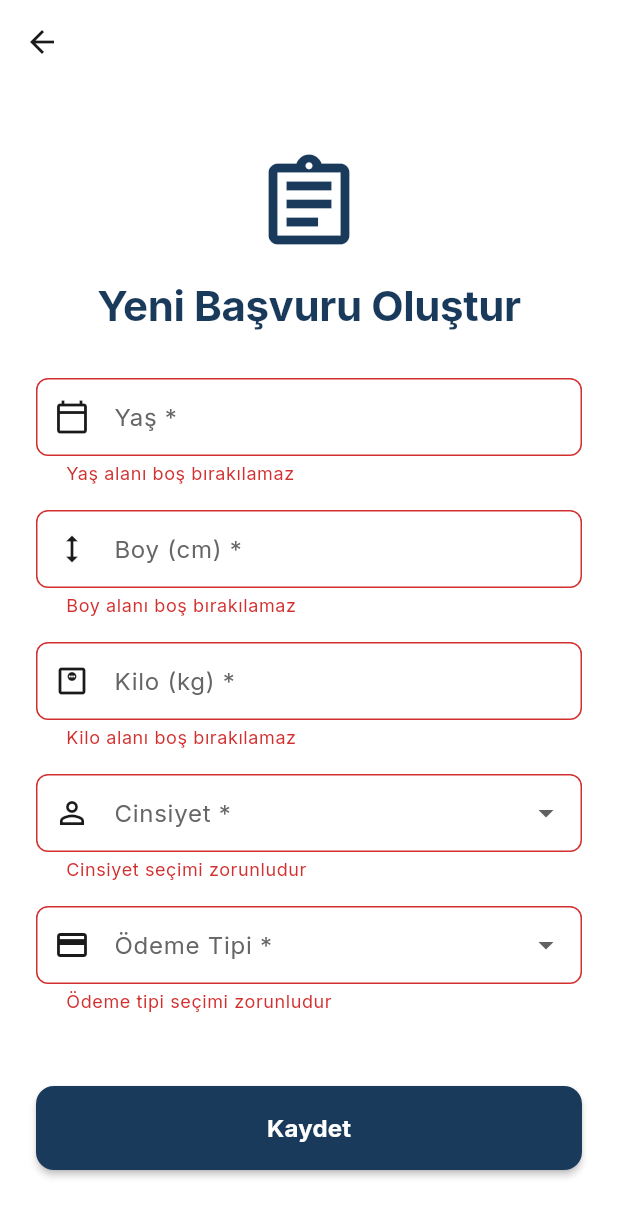
After one commit to 1omeralkan/alkan-sigorta-mobile, a Flutter app: the ApplicationCreatePage screen opened by its route, after a tap on "Kaydet", on a phone screen of 412 x 824 dp. The commit adds this screen. Shown: the top 1217 px of the screen. Run offline on Flutter 3.47's test engine with Material 3 defaults, Android fonts, the phone set to English and light mode, and no system bars; our stand-ins replace dio, flutter_bloc, flutter_dotenv, flutter_secure_storage, google_fonts; accounts and stored records are empty; network calls fail.

Commit message:
Başvuru modülü eklendi ve token interceptor entegre edildi.

```diff
--- a/lib/core/routes/app_router.dart
+++ b/lib/core/routes/app_router.dart
@@ -8,6 +8,10 @@ import '../../features/auth/data/datasources/auth_remote_data_source.dart';
 import '../../features/auth/data/datasources/parameter_remote_data_source.dart';
 import '../../features/auth/data/repositories/auth_repository_impl.dart';
 import '../../features/home/presentation/pages/home_page.dart';
+import '../../features/application/presentation/pages/application_create_page.dart';
+import '../../features/application/presentation/bloc/application_cubit.dart';
+import '../../features/application/data/datasources/application_remote_data_source.dart';
+import '../../features/application/data/repositories/application_repository_impl.dart';
 import '../../core/network/dio_client.dart';
 import '../../core/services/storage_service.dart';
 
@@ -48,6 +52,20 @@ class AppRouter {
         return MaterialPageRoute(
           builder: (_) => const HomePage(),
         );
+      case '/application-create':
+        return MaterialPageRoute(
+          builder: (_) {
+            final dioClient = DioClient();
+            final applicationRemoteDataSource = ApplicationRemoteDataSourceImpl(dioClient);
+            final applicationRepository = ApplicationRepositoryImpl(applicationRemoteDataSource);
+            final applicationCubit = ApplicationCubit(applicationRepository);
+
+            return BlocProvider(
+              create: (_) => applicationCubit,
+              child: const ApplicationCreatePage(),
+            );
+          },
+        );
       default:
         return MaterialPageRoute(
           builder: (_) => const Scaffold(
--- /dev/null
+++ b/lib/features/application/data/models/application_save_request.dart
@@ -0,0 +1,40 @@
+class ApplicationSaveRequest {
+  final int customerId;
+  final int productId;
+  final String? description;
+  final String paymentTypeCode;
+  final int installmentCount;
+  final List<String> requestedCoverageCodes;
+  final int? age;
+  final double? height;
+  final double? weight;
+  final String? gender;
+
+  ApplicationSaveRequest({
+    required this.customerId,
+    required this.productId,
+    this.description,
+    required this.paymentTypeCode,
+    required this.installmentCount,
+    required this.requestedCoverageCodes,
+    this.age,
+    this.height,
+    this.weight,
+    this.gender,
+  });
+
+  Map<String, dynamic> toJson() {
+    return {
+      'customerId': customerId,
+      'productId': productId,
+      'description': description,
+      'paymentTypeCode': paymentTypeCode,
+      'installmentCount': installmentCount,
+      'requestedCoverageCodes': requestedCoverageCodes,
+      'age': age,
+      'height': height,
+      'weight': weight,
+      'gender': gender,
+    };
+  }
+}
--- /dev/null
+++ b/lib/features/application/data/repositories/application_repository_impl.dart
@@ -0,0 +1,18 @@
+import '../../domain/repositories/application_repository.dart';
+import '../datasources/application_remote_data_source.dart';
+import '../models/application_save_request.dart';
+
+class ApplicationRepositoryImpl implements ApplicationRepository {
+  final ApplicationRemoteDataSource _remoteDataSource;
+
+  ApplicationRepositoryImpl(this._remoteDataSource);
+
+  @override
+  Future<void> createApplication(ApplicationSaveRequest request) async {
+    try {
+      await _remoteDataSource.createApplication(request);
+    } catch (e) {
+      rethrow;
+    }
+  }
+}
--- /dev/null
+++ b/lib/features/application/domain/repositories/application_repository.dart
@@ -0,0 +1,5 @@
+import '../../data/models/application_save_request.dart';
+
+abstract class ApplicationRepository {
+  Future<void> createApplication(ApplicationSaveRequest request);
+}
--- /dev/null
+++ b/lib/features/application/presentation/bloc/application_cubit.dart
@@ -0,0 +1,21 @@
+import 'package:flutter_bloc/flutter_bloc.dart';
+import '../../data/models/application_save_request.dart';
+import '../../domain/repositories/application_repository.dart';
+import 'application_state.dart';
+
+class ApplicationCubit extends Cubit<ApplicationState> {
+  final ApplicationRepository _repository;
+
+  ApplicationCubit(this._repository) : super(ApplicationInitial());
+
+  Future<void> submitApplication(ApplicationSaveRequest request) async {
+    emit(ApplicationLoading());
+
+    try {
+      await _repository.createApplication(request);
+      emit(ApplicationSuccess());
+    } catch (e) {
+      emit(ApplicationFailure(e.toString().replaceFirst('Exception: ', '')));
+    }
+  }
+}
--- /dev/null
+++ b/lib/features/application/presentation/bloc/application_state.dart
@@ -0,0 +1,13 @@
+abstract class ApplicationState {}
+
+class ApplicationInitial extends ApplicationState {}
+
+class ApplicationLoading extends ApplicationState {}
+
+class ApplicationSuccess extends ApplicationState {}
+
+class ApplicationFailure extends ApplicationState {
+  final String message;
+
+  ApplicationFailure(this.message);
+}
--- /dev/null
+++ b/lib/features/application/presentation/pages/application_create_page.dart
@@ -0,0 +1,377 @@
+import 'package:flutter/material.dart';
+import 'package:flutter/services.dart';
+import 'package:flutter_bloc/flutter_bloc.dart';
+import '../../../../core/constants/app_colors.dart';
+import '../../../../core/constants/app_sizes.dart';
+import '../../data/models/application_save_request.dart';
+import '../bloc/application_cubit.dart';
+import '../bloc/application_state.dart';
+
+class ApplicationCreatePage extends StatefulWidget {
+  const ApplicationCreatePage({super.key});
+
+  @override
+  State<ApplicationCreatePage> createState() => _ApplicationCreatePageState();
+}
+
+class _ApplicationCreatePageState extends State<ApplicationCreatePage> {
+  final _formKey = GlobalKey<FormState>();
+  final TextEditingController _ageController = TextEditingController();
+  final TextEditingController _heightController = TextEditingController();
+  final TextEditingController _weightController = TextEditingController();
+  final TextEditingController _installmentCountController = TextEditingController();
+
+  String? _selectedGender;
+  String? _selectedPaymentType;
+
+  static const String _pageTitle = 'Yeni Başvuru Oluştur';
+  static const double _maxFormWidth = 600.0;
+
+  @override
+  void dispose() {
+    _ageController.dispose();
+    _heightController.dispose();
+    _weightController.dispose();
+    _installmentCountController.dispose();
+    super.dispose();
+  }
+
+  void _handleSubmit() {
+    if (!_formKey.currentState!.validate()) return;
+
+    if (_selectedGender == null) {
+      ScaffoldMessenger.of(context).showSnackBar(
+        const SnackBar(
+          content: Text('Lütfen cinsiyet seçiniz'),
+          backgroundColor: AppColors.error,
+        ),
+      );
+      return;
+    }
+
+    if (_selectedPaymentType == null) {
+      ScaffoldMessenger.of(context).showSnackBar(
+        const SnackBar(
+          content: Text('Lütfen ödeme tipi seçiniz'),
+          backgroundColor: AppColors.error,
+        ),
+      );
+      return;
+    }
+
+    // Taksit sayısını belirle: Peşin ise 1, Taksitli ise kullanıcının girdiği değer
+    final installmentCount = _selectedPaymentType == 'P'
+        ? 1
+        : int.parse(_installmentCountController.text);
+
+    final request = ApplicationSaveRequest(
+      customerId: 1, // Test için sabit değer
+      productId: 1, // Test için sabit değer
+      description: 'Mobil uygulama üzerinden oluşturulan başvuru',
+      paymentTypeCode: _selectedPaymentType!,
+      installmentCount: installmentCount,
+      requestedCoverageCodes: ['COVERAGE_001', 'COVERAGE_002'], // Test için sabit değerler
+      age: int.parse(_ageController.text),
+      height: double.parse(_heightController.text),
+      weight: double.parse(_weightController.text),
+      gender: _selectedGender,
+    );
+
+    context.read<ApplicationCubit>().submitApplication(request);
+  }
+
+  @override
+  Widget build(BuildContext context) {
+    final textTheme = Theme.of(context).textTheme;
+
+    return BlocConsumer<ApplicationCubit, ApplicationState>(
+      listener: (context, state) {
+        if (state is ApplicationFailure) {
+          ScaffoldMessenger.of(context).showSnackBar(
+            SnackBar(
+              content: Text(state.message),
+              backgroundColor: AppColors.error,
+            ),
+          );
+        } else if (state is ApplicationSuccess) {
+          ScaffoldMessenger.of(context).showSnackBar(
+            const SnackBar(
+              content: Text('Başvuru başarıyla oluşturuldu'),
+              backgroundColor: AppColors.success,
+            ),
+          );
+          Navigator.pop(context);
+        }
+      },
+      builder: (context, state) {
+        final isLoading = state is ApplicationLoading;
+
+        return Scaffold(
+          backgroundColor: AppColors.background,
+          appBar: AppBar(
+            backgroundColor: AppColors.background,
+            elevation: 0,
+            leading: IconButton(
+              icon: const Icon(Icons.arrow_back, color: AppColors.textPrimary),
+              onPressed: () => Navigator.pop(context),
+            ),
+          ),
+          body: SafeArea(
+            child: Center(
+              child: SingleChildScrollView(
+                child: ConstrainedBox(
+                  constraints: const BoxConstraints(maxWidth: _maxFormWidth),
+                  child: Form(
+                    key: _formKey,
+                    child: Padding(
+                      padding: const EdgeInsets.all(AppSizes.lg),
+                      child: Column(
+                        crossAxisAlignment: CrossAxisAlignment.start,
+                        children: [
+                          Center(
+                            child: Icon(
+                              Icons.assignment_outlined,
+                              size: AppSizes.iconXLarge * 1.5,
+                              color: AppColors.primary,
+                            ),
+                          ),
+                          const SizedBox(height: AppSizes.md),
+                          Center(
+                            child: Text(
+                              _pageTitle,
+                              style: textTheme.displayMedium?.copyWith(
+                                color: AppColors.primary,
+                                fontWeight: FontWeight.bold,
+                              ),
+                              textAlign: TextAlign.center,
+                            ),
+                          ),
+                          const SizedBox(height: AppSizes.xl),
+
+                          // Yaş
+                          TextFormField(
+                            controller: _ageController,
+                            decoration: InputDecoration(
+                              labelText: 'Yaş *',
+                              prefixIcon: const Icon(Icons.calendar_today_outlined),
+                              border: OutlineInputBorder(
+                                borderRadius:
+                                    BorderRadius.circular(AppSizes.radiusMedium),
+                              ),
+                            ),
+                            keyboardType: TextInputType.number,
+                            inputFormatters: [
+                              FilteringTextInputFormatter.digitsOnly,
+                            ],
+                            textInputAction: TextInputAction.next,
+                            validator: (value) {
+                              if (value == null || value.trim().isEmpty) {
+                                return 'Yaş alanı boş bırakılamaz';
+                              }
+                              final age = int.tryParse(value);
+                              if (age == null || age < 1 || age > 120) {
+                                return 'Geçerli bir yaş giriniz (1-120)';
+                              }
+                              return null;
+                            },
+                          ),
+                          const SizedBox(height: AppSizes.md),
+
+                          // Boy (cm)
+                          TextFormField(
+                            controller: _heightController,
+                            decoration: InputDecoration(
+                              labelText: 'Boy (cm) *',
+                              prefixIcon: const Icon(Icons.height_outlined),
+                              border: OutlineInputBorder(
+                                borderRadius:
+                                    BorderRadius.circular(AppSizes.radiusMedium),
+                              ),
+                            ),
+                            keyboardType: TextInputType.number,
+                            inputFormatters: [
+                              FilteringTextInputFormatter.digitsOnly,
+                            ],
+                            textInputAction: TextInputAction.next,
+                            validator: (value) {
+                              if (value == null || value.trim().isEmpty) {
+                                return 'Boy alanı boş bırakılamaz';
+                              }
+                              final height = double.tryParse(value);
+                              if (height == null || height < 50 || height > 250) {
+                                return 'Geçerli bir boy giriniz (50-250 cm)';
+                              }
+                              return null;
+                            },
+                          ),
+                          const SizedBox(height: AppSizes.md),
+
+                          // Kilo (kg)
+                          TextFormField(
+                            controller: _weightController,
+                            decoration: InputDecoration(
+                              labelText: 'Kilo (kg) *',
+                              prefixIcon: const Icon(Icons.monitor_weight_outlined),
+                              border: OutlineInputBorder(
+                                borderRadius:
+                                    BorderRadius.circular(AppSizes.radiusMedium),
+                              ),
+                            ),
+                            keyboardType: const TextInputType.numberWithOptions(decimal: true),
+                            inputFormatters: [
+                              FilteringTextInputFormatter.allow(RegExp(r'^\d+\.?\d{0,2}')),
+                            ],
+                            textInputAction: TextInputAction.next,
+                            validator: (value) {
+                              if (value == null || value.trim().isEmpty) {
+                                return 'Kilo alanı boş bırakılamaz';
+                              }
+                              final weight = double.tryParse(value);
+                              if (weight == null || weight < 20 || weight > 300) {
+                                return 'Geçerli bir kilo giriniz (20-300 kg)';
+                              }
+                              return null;
+                            },
+                          ),
+                          const SizedBox(height: AppSizes.md),
+
+                          // Cinsiyet
+                          DropdownButtonFormField<String>(
+                            value: _selectedGender,
+                            decoration: InputDecoration(
+                              labelText: 'Cinsiyet *',
+                              prefixIcon: const Icon(Icons.person_outline),
+                              border: OutlineInputBorder(
+                                borderRadius:
+                                    BorderRadius.circular(AppSizes.radiusMedium),
+                              ),
+                            ),
+                            items: const [
+                              DropdownMenuItem(value: 'E', child: Text('Erkek')),
+                              DropdownMenuItem(value: 'K', child: Text('Kadın')),
+                            ],
+                            onChanged: (value) {
+                              setState(() {
+                                _selectedGender = value;
+                              });
+                            },
+                            validator: (value) {
+                              if (value == null || value.isEmpty) {
+                                return 'Cinsiyet seçimi zorunludur';
+                              }
+                              return null;
+                            },
+                          ),
+                          const SizedBox(height: AppSizes.md),
+
+                          // Ödeme Tipi
+                          DropdownButtonFormField<String>(
+                            value: _selectedPaymentType,
+                            decoration: InputDecoration(
+                              labelText: 'Ödeme Tipi *',
+                              prefixIcon: const Icon(Icons.payment_outlined),
+                              border: OutlineInputBorder(
+                                borderRadius:
+                                    BorderRadius.circular(AppSizes.radiusMedium),
+                              ),
+                            ),
+                            items: const [
+                              DropdownMenuItem(value: 'P', child: Text('Peşin')),
+                              DropdownMenuItem(value: 'T', child: Text('Taksitli')),
+                            ],
+                            onChanged: (value) {
+                              setState(() {
+                                _selectedPaymentType = value;
+                                // Peşin seçilirse taksit sayısı alanını temizle
+                                if (value == 'P') {
+                                  _installmentCountController.clear();
+                                }
+                              });
+                            },
+                            validator: (value) {
+                              if (value == null || value.isEmpty) {
+                                return 'Ödeme tipi seçimi zorunludur';
+                              }
+                              return null;
+                            },
+                          ),
+                          const SizedBox(height: AppSizes.md),
+
+                          // Taksit Sayısı (Sadece Taksitli seçilirse göster)
+                          if (_selectedPaymentType == 'T') ...[
+                            TextFormField(
+                              controller: _installmentCountController,
+                              decoration: InputDecoration(
+                                labelText: 'Taksit Sayısı *',
+                                prefixIcon: const Icon(Icons.credit_card_outlined),
+                                border: OutlineInputBorder(
+                                  borderRadius:
+                                      BorderRadius.circular(AppSizes.radiusMedium),
+                                ),
+                              ),
+                              keyboardType: TextInputType.number,
+                              inputFormatters: [
+                                FilteringTextInputFormatter.digitsOnly,
+                              ],
+                              textInputAction: TextInputAction.done,
+                              validator: (value) {
+                                if (_selectedPaymentType == 'T') {
+                                  if (value == null || value.trim().isEmpty) {
+                                    return 'Taksit sayısı boş bırakılamaz';
+                                  }
+                                  final installment = int.tryParse(value);
+                                  if (installment == null || installment < 1 || installment > 12) {
+                                    return 'Geçerli bir taksit sayısı giriniz (1-12)';
+                                  }
+                                }
+                                return null;
+                              },
+                            ),
+                            const SizedBox(height: AppSizes.xl),
+                          ] else
+                            const SizedBox(height: AppSizes.xl),
+
+                          // Kaydet Butonu
+                          SizedBox(
+                            width: double.infinity,
+                            height: AppSizes.buttonHeightLarge,
+                            child: ElevatedButton(
+                              onPressed: isLoading ? null : _handleSubmit,
+                              style: ElevatedButton.styleFrom(
+                                backgroundColor: AppColors.primary,
+                                shape: RoundedRectangleBorder(
+                                  borderRadius:
+                                      BorderRadius.circular(AppSizes.radiusMedium),
+                                ),
+                              ),
+                              child: isLoading
+                                  ? const SizedBox(
+                                      height: 24,
+                                      width: 24,
+                                      child: CircularProgressIndicator(
+                                        color: AppColors.textOnPrimary,
+                                        strokeWidth: 2,
+                                      ),
+                                    )
+                                  : Text(
+                                      'Kaydet',
+                                      style: textTheme.titleMedium?.copyWith(
+                                        color: AppColors.textOnPrimary,
+                                        fontWeight: FontWeight.bold,
+                                      ),
+                                    ),
+                            ),
+                          ),
+                        ],
+                      ),
+                    ),
+                  ),
+                ),
+              ),
+            ),
+          ),
+        );
+      },
+    );
+  }
+}
```
Also changed, not shown: lib/core/network/dio_client.dart (+15 -0 lines), lib/features/application/data/datasources/application_remote_data_source.dart (added, +42 -0 lines), lib/features/home/presentation/pages/home_page.dart (+25 -0 lines).
